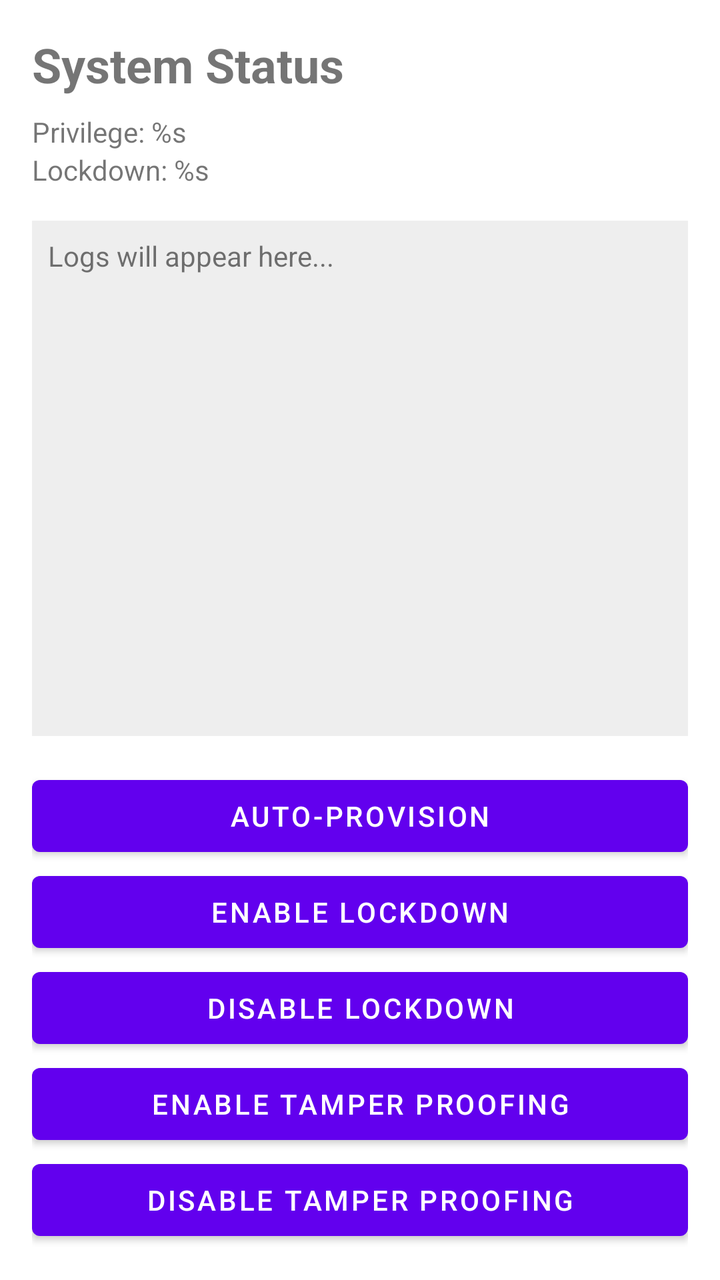
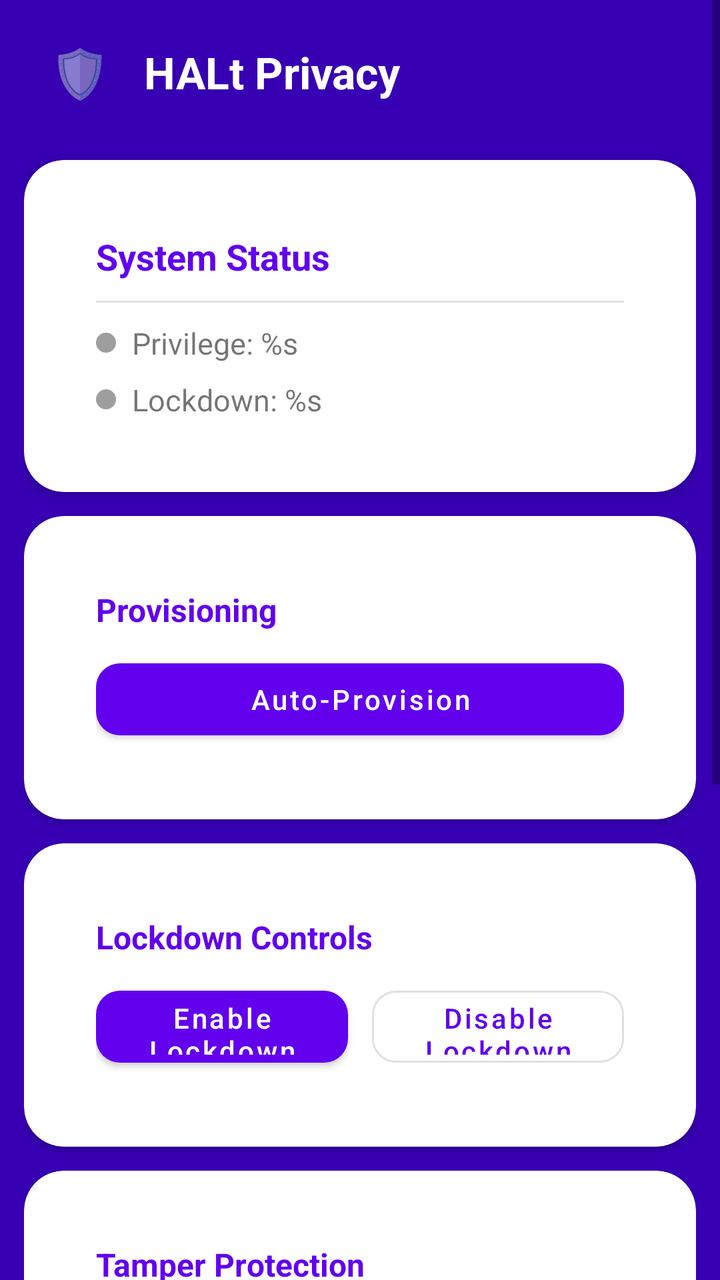

Before-and-after screenshots of an Android layout around one commit, followed by the original layout XML and the change that was made.
<!-- AndroidManifest.xml: application theme Theme.HALtPrivacy -->
<!-- res/layout/activity_main.xml -->
<?xml version="1.0" encoding="utf-8"?>
<LinearLayout xmlns:android="http://schemas.android.com/apk/res/android"
    android:layout_width="match_parent"
    android:layout_height="match_parent"
    android:orientation="vertical"
    android:padding="16dp">

    <TextView
        android:id="@+id/status_title"
        android:layout_width="wrap_content"
        android:layout_height="wrap_content"
        android:text="@string/system_status"
        android:textSize="24sp"
        android:textStyle="bold" />

    <TextView
        android:id="@+id/privilege_level"
        android:layout_width="wrap_content"
        android:layout_height="wrap_content"
        android:layout_marginTop="8dp"
        android:text="@string/privilege_label" />

    <TextView
        android:id="@+id/lockdown_status"
        android:layout_width="wrap_content"
        android:layout_height="wrap_content"
        android:text="@string/lockdown_label" />

    <TextView
        android:id="@+id/message_log"
        android:layout_width="match_parent"
        android:layout_height="0dp"
        android:layout_marginTop="16dp"
        android:layout_weight="1"
        android:background="#EEEEEE"
        android:padding="8dp"
        android:text="@string/logs_placeholder" />

    <Button
        android:id="@+id/btn_provision"
        android:layout_width="match_parent"
        android:layout_height="wrap_content"
        android:layout_marginTop="16dp"
        android:text="@string/btn_provision" />

    <Button
        android:id="@+id/btn_enable"
        android:layout_width="match_parent"
        android:layout_height="wrap_content"
        android:text="@string/btn_enable" />

    <Button
        android:id="@+id/btn_disable"
        android:layout_width="match_parent"
        android:layout_height="wrap_content"
        android:text="@string/btn_disable" />

    <Button
        android:id="@+id/btn_tamper_on"
        android:layout_width="match_parent"
        android:layout_height="wrap_content"
        android:text="@string/btn_tamper_on" />

    <Button
        android:id="@+id/btn_tamper_off"
        android:layout_width="match_parent"
        android:layout_height="wrap_content"
        android:text="@string/btn_tamper_off" />

</LinearLayout>
<!-- resources referenced by this layout -->
<resources>
  <string name="btn_disable">Disable Lockdown</string>
  <string name="btn_enable">Enable Lockdown</string>
  <string name="btn_provision">Auto-Provision</string>
  <string name="btn_tamper_off">Disable Tamper Proofing</string>
  <string name="btn_tamper_on">Enable Tamper Proofing</string>
  <string name="lockdown_label">Lockdown: %s</string>
  <string name="logs_placeholder">Logs will appear here...</string>
  <string name="privilege_label">Privilege: %s</string>
  <string name="system_status">System Status</string>
  <style name="Theme.HALtPrivacy" parent="Theme.MaterialComponents.DayNight.DarkActionBar">
          
          <item name="colorPrimary">@color/purple_500</item>
          <item name="colorPrimaryVariant">@color/purple_700</item>
          <item name="colorOnPrimary">@color/white</item>
          
          <item name="colorSecondary">@color/teal_200</item>
          <item name="colorSecondaryVariant">@color/teal_700</item>
          <item name="colorOnSecondary">@color/black</item>
          
          <item name="android:statusBarColor">?attr/colorPrimaryVariant</item>
          
      </style>
  <color name="purple_500">#FF6200EE</color>
  <color name="purple_700">#FF3700B3</color>
  <color name="white">#FFFFFFFF</color>
  <color name="teal_200">#FF03DAC5</color>
  <color name="teal_700">#FF018786</color>
  <color name="black">#FF000000</color>
</resources>

<!-- the commit's change to res/layout/activity_main.xml (unified diff, before → after) -->
@@ -1,70 +1,313 @@
 <?xml version="1.0" encoding="utf-8"?>
-<LinearLayout xmlns:android="http://schemas.android.com/apk/res/android"
+<ScrollView xmlns:android="http://schemas.android.com/apk/res/android"
+    xmlns:app="http://schemas.android.com/apk/res-auto"
     android:layout_width="match_parent"
     android:layout_height="match_parent"
-    android:orientation="vertical"
-    android:padding="16dp">
-
-    <TextView
-        android:id="@+id/status_title"
-        android:layout_width="wrap_content"
-        android:layout_height="wrap_content"
-        android:text="@string/system_status"
-        android:textSize="24sp"
-        android:textStyle="bold" />
-
-    <TextView
-        android:id="@+id/privilege_level"
-        android:layout_width="wrap_content"
-        android:layout_height="wrap_content"
-        android:layout_marginTop="8dp"
-        android:text="@string/privilege_label" />
-
-    <TextView
-        android:id="@+id/lockdown_status"
-        android:layout_width="wrap_content"
-        android:layout_height="wrap_content"
-        android:text="@string/lockdown_label" />
-
-    <TextView
-        android:id="@+id/message_log"
-        android:layout_width="match_parent"
-        android:layout_height="0dp"
-        android:layout_marginTop="16dp"
-        android:layout_weight="1"
-        android:background="#EEEEEE"
-        android:padding="8dp"
-        android:text="@string/logs_placeholder" />
-
-    <Button
-        android:id="@+id/btn_provision"
+    android:background="?attr/colorPrimaryVariant"
+    android:fillViewport="true">
+
+    <LinearLayout
         android:layout_width="match_parent"
         android:layout_height="wrap_content"
-        android:layout_marginTop="16dp"
-        android:text="@string/btn_provision" />
-
-    <Button
-        android:id="@+id/btn_enable"
-        android:layout_width="match_parent"
-        android:layout_height="wrap_content"
-        android:text="@string/btn_enable" />
-
-    <Button
-        android:id="@+id/btn_disable"
-        android:layout_width="match_parent"
-        android:layout_height="wrap_content"
-        android:text="@string/btn_disable" />
-
-    <Button
-        android:id="@+id/btn_tamper_on"
-        android:layout_width="match_parent"
-        android:layout_height="wrap_content"
-        android:text="@string/btn_tamper_on" />
-
-    <Button
-        android:id="@+id/btn_tamper_off"
-        android:layout_width="match_parent"
-        android:layout_height="wrap_content"
-        android:text="@string/btn_tamper_off" />
-
-</LinearLayout>
+        android:orientation="vertical"
+        android:padding="@dimen/card_margin"
+        android:animateLayoutChanges="true">
+
+        <LinearLayout
+            android:layout_width="wrap_content"
+            android:layout_height="wrap_content"
+            android:orientation="horizontal"
+            android:layout_marginStart="4dp"
+            android:layout_marginBottom="@dimen/section_spacing"
+            android:gravity="center_vertical">
+
+            <TextView
+                android:layout_width="48dp"
+                android:layout_height="48dp"
+                android:gravity="center"
+                android:text="🛡️"
+                android:textSize="24sp" />
+
+            <LinearLayout
+                android:layout_width="wrap_content"
+                android:layout_height="wrap_content"
+                android:orientation="vertical"
+                android:layout_marginStart="8dp">
+
+                <TextView
+                    android:layout_width="wrap_content"
+                    android:layout_height="wrap_content"
+                    android:text="@string/app_name"
+                    android:textColor="@color/white"
+                    android:textSize="22sp"
+                    android:textStyle="bold" />
+
+            </LinearLayout>
+
+        </LinearLayout>
+
+        <com.google.android.material.card.MaterialCardView
+            android:layout_width="match_parent"
+            android:layout_height="wrap_content"
+            android:layout_marginBottom="12dp"
+            app:cardCornerRadius="@dimen/card_corner_radius"
+            app:cardElevation="4dp">
+
+            <LinearLayout
+                android:layout_width="match_parent"
+                android:layout_height="wrap_content"
+                android:orientation="vertical"
+                android:padding="@dimen/card_padding">
+
+                <TextView
+                    android:layout_width="wrap_content"
+                    android:layout_height="wrap_content"
+                    android:text="@string/system_status"
+                    android:textSize="18sp"
+                    android:textStyle="bold"
+                    android:textColor="?attr/colorPrimary" />
+
+                <View
+                    android:layout_width="match_parent"
+                    android:layout_height="1dp"
+                    android:background="@color/divider"
+                    android:layout_marginVertical="10dp" />
+
+                <LinearLayout
+                    android:layout_width="match_parent"
+                    android:layout_height="wrap_content"
+                    android:orientation="horizontal"
+                    android:gravity="center_vertical">
+
+                    <ImageView
+                        android:id="@+id/status_privilege_dot"
+                        android:layout_width="@dimen/status_dot_size"
+                        android:layout_height="@dimen/status_dot_size"
+                        android:src="@drawable/status_dot_inactive"
+                        android:layout_marginEnd="8dp" />
+
+                    <TextView
+                        android:id="@+id/privilege_level"
+                        android:layout_width="wrap_content"
+                        android:layout_height="wrap_content"
+                        android:text="@string/privilege_label"
+                        android:textSize="15sp" />
+
+                </LinearLayout>
+
+                <LinearLayout
+                    android:layout_width="match_parent"
+                    android:layout_height="wrap_content"
+                    android:orientation="horizontal"
+                    android:gravity="center_vertical"
+                    android:layout_marginTop="8dp">
+
+                    <ImageView
+                        android:id="@+id/status_lockdown_dot"
+                        android:layout_width="@dimen/status_dot_size"
+                        android:layout_height="@dimen/status_dot_size"
+                        android:src="@drawable/status_dot_inactive"
+                        android:layout_marginEnd="8dp" />
+
+                    <TextView
+                        android:id="@+id/lockdown_status"
+                        android:layout_width="wrap_content"
+                        android:layout_height="wrap_content"
+                        android:text="@string/lockdown_label"
+                        android:textSize="15sp" />
+
+                </LinearLayout>
+
+            </LinearLayout>
+
+        </com.google.android.material.card.MaterialCardView>
+
+        <com.google.android.material.card.MaterialCardView
+            android:layout_width="match_parent"
+            android:layout_height="wrap_content"
+            android:layout_marginBottom="12dp"
+            app:cardCornerRadius="@dimen/card_corner_radius"
+            app:cardElevation="2dp">
+
+            <LinearLayout
+                android:layout_width="match_parent"
+                android:layout_height="wrap_content"
+                android:orientation="vertical"
+                android:padding="@dimen/card_padding">
+
+                <TextView
+                    android:layout_width="wrap_content"
+                    android:layout_height="wrap_content"
+                    android:text="Provisioning"
+                    android:textSize="16sp"
+                    android:textStyle="bold"
+                    android:textColor="?attr/colorPrimary" />
+
+                <com.google.android.material.button.MaterialButton
+                    android:id="@+id/btn_provision"
+                    android:layout_width="match_parent"
+                    android:layout_height="48dp"
+                    android:layout_marginTop="10dp"
+                    android:text="@string/btn_provision"
+                    app:cornerRadius="@dimen/button_corner_radius"
+                    android:textAllCaps="false" />
+
+            </LinearLayout>
+
+        </com.google.android.material.card.MaterialCardView>
+
+        <com.google.android.material.card.MaterialCardView
+            android:layout_width="match_parent"
+            android:layout_height="wrap_content"
+            android:layout_marginBottom="12dp"
+            app:cardCornerRadius="@dimen/card_corner_radius"
+            app:cardElevation="2dp">
+
+            <LinearLayout
+                android:layout_width="match_parent"
+                android:layout_height="wrap_content"
+                android:orientation="vertical"
+                android:padding="@dimen/card_padding">
+
+                <TextView
+                    android:layout_width="wrap_content"
+                    android:layout_height="wrap_content"
+                    android:text="Lockdown Controls"
+                    android:textSize="16sp"
+                    android:textStyle="bold"
+                    android:textColor="?attr/colorPrimary" />
+
+                <LinearLayout
+                    android:layout_width="match_parent"
+                    android:layout_height="wrap_content"
+                    android:orientation="horizontal"
+                    android:layout_marginTop="10dp"
+                    android:weightSum="2">
+
+                    <com.google.android.material.button.MaterialButton
+                        android:id="@+id/btn_enable"
+                        android:layout_width="0dp"
+                        android:layout_height="48dp"
+                        android:layout_weight="1"
+                        android:layout_marginEnd="6dp"
+                        android:text="@string/btn_enable"
+                        app:cornerRadius="@dimen/button_corner_radius"
+                        android:textAllCaps="false" />
+
+                    <com.google.android.material.button.MaterialButton
+                        android:id="@+id/btn_disable"
+                        android:layout_width="0dp"
+                        android:layout_height="48dp"
+                        android:layout_weight="1"
+                        android:layout_marginStart="6dp"
+                        style="@style/Widget.MaterialComponents.Button.OutlinedButton"
+                        app:cornerRadius="@dimen/button_corner_radius"
+                        android:text="@string/btn_disable"
+                        android:textAllCaps="false" />
+
+                </LinearLayout>
+
+            </LinearLayout>
+
+        </com.google.android.material.card.MaterialCardView>
+
+        <com.google.android.material.card.MaterialCardView
+            android:layout_width="match_parent"
+            android:layout_height="wrap_content"
+            android:layout_marginBottom="12dp"
+            app:cardCornerRadius="@dimen/card_corner_radius"
+            app:cardElevation="2dp">
+
+            <LinearLayout
+                android:layout_width="match_parent"
+                android:layout_height="wrap_content"
+                android:orientation="vertical"
+                android:padding="@dimen/card_padding">
+
+                <TextView
+                    android:layout_width="wrap_content"
+                    android:layout_height="wrap_content"
+                    android:text="Tamper Protection"
+                    android:textSize="16sp"
+                    android:textStyle="bold"
+                    android:textColor="?attr/colorPrimary" />
+
+                <LinearLayout
+                    android:layout_width="match_parent"
+                    android:layout_height="wrap_content"
+                    android:orientation="horizontal"
+                    android:layout_marginTop="10dp"
+                    android:weightSum="2">
+
+                    <com.google.android.material.button.MaterialButton
+                        android:id="@+id/btn_tamper_on"
+                        android:layout_width="0dp"
+                        android:layout_height="48dp"
+                        android:layout_weight="1"
+                        android:layout_marginEnd="6dp"
+                        android:text="@string/btn_tamper_on"
+                        app:cornerRadius="@dimen/button_corner_radius"
+                        android:textAllCaps="false" />
+
+                    <com.google.android.material.button.MaterialButton
+                        android:id="@+id/btn_tamper_off"
+                        android:layout_width="0dp"
+                        android:layout_height="48dp"
+                        android:layout_weight="1"
+                        android:layout_marginStart="6dp"
+                        style="@style/Widget.MaterialComponents.Button.OutlinedButton"
+                        app:cornerRadius="@dimen/button_corner_radius"
+                        android:text="@string/btn_tamper_off"
+                        android:textAllCaps="false" />
+
+                </LinearLayout>
+
+            </LinearLayout>
+
+        </com.google.android.material.card.MaterialCardView>
+
+        <com.google.android.material.card.MaterialCardView
+            android:layout_width="match_parent"
+            android:layout_height="wrap_content"
+            android:layout_marginBottom="12dp"
+            app:cardCornerRadius="@dimen/card_corner_radius"
+            app:cardElevation="2dp">
+
+            <LinearLayout
+                android:layout_width="match_parent"
+                android:layout_height="wrap_content"
+                android:orientation="vertical"
+                android:padding="@dimen/card_padding">
+
+                <TextView
+                    android:layout_width="wrap_content"
+                    android:layout_height="wrap_content"
+                    android:text="Event Log"
+                    android:textSize="16sp"
+                    android:textStyle="bold"
+                    android:textColor="?attr/colorPrimary" />
+
+                <View
+                    android:layout_width="match_parent"
+                    android:layout_height="1dp"
+                    android:background="@color/divider"
+                    android:layout_marginVertical="8dp" />
+
+                <TextView
+                    android:id="@+id/message_log"
+                    android:layout_width="match_parent"
+                    android:layout_height="160dp"
+                    android:background="#F5F5F5"
+                    android:padding="10dp"
+                    android:text="@string/logs_placeholder"
+                    android:textSize="13sp"
+                    android:fontFamily="monospace"
+                    android:scrollbars="vertical" />
+
+            </LinearLayout>
+
+        </com.google.android.material.card.MaterialCardView>
+
+    </LinearLayout>
+
+</ScrollView>
<!-- resource entries referenced after the edit -->
@@ -1,5 +1,6 @@
 <!-- resources referenced by this layout -->
 <resources>
+  <color name="divider">#1F000000</color>
   <string name="btn_disable">Disable Lockdown</string>
   <string name="btn_enable">Enable Lockdown</string>
   <string name="btn_provision">Auto-Provision</string>
@@ -10,23 +11,43 @@
   <string name="privilege_label">Privilege: %s</string>
   <string name="system_status">System Status</string>
   <style name="Theme.HALtPrivacy" parent="Theme.MaterialComponents.DayNight.DarkActionBar">
-          
           <item name="colorPrimary">@color/purple_500</item>
           <item name="colorPrimaryVariant">@color/purple_700</item>
           <item name="colorOnPrimary">@color/white</item>
-          
           <item name="colorSecondary">@color/teal_200</item>
           <item name="colorSecondaryVariant">@color/teal_700</item>
           <item name="colorOnSecondary">@color/black</item>
-          
+  
           <item name="android:statusBarColor">?attr/colorPrimaryVariant</item>
-          
+  
+          <item name="materialCardViewStyle">@style/Widget.HALtPrivacy.Card</item>
       </style>
   <color name="purple_500">#FF6200EE</color>
   <color name="purple_700">#FF3700B3</color>
   <color name="white">#FFFFFFFF</color>
+  <dimen name="button_corner_radius">12dp</dimen>
+  <dimen name="card_corner_radius">20dp</dimen>
+  <dimen name="card_margin">12dp</dimen>
+  <dimen name="card_padding">18dp</dimen>
+  <dimen name="section_spacing">20dp</dimen>
+  <dimen name="status_dot_size">10dp</dimen>
+  <!-- drawable status_dot_inactive (drawable) -->
+  <?xml version="1.0" encoding="utf-8"?>
+  <shape xmlns:android="http://schemas.android.com/apk/res/android" android:shape="oval">
+      <solid android:color="#9E9E9E" />
+      <size android:width="10dp" android:height="10dp" />
+  </shape>
+  <string name="app_name">HALt Privacy</string>
   <color name="teal_200">#FF03DAC5</color>
   <color name="teal_700">#FF018786</color>
   <color name="black">#FF000000</color>
+  <style name="Widget.HALtPrivacy.Card" parent="Widget.MaterialComponents.CardView">
+          <item name="cardCornerRadius">@dimen/card_corner_radius</item>
+          <item name="cardElevation">3dp</item>
+          <item name="cardBackgroundColor">@color/card_light</item>
+          <item name="strokeWidth">0dp</item>
+          <item name="contentPadding">@dimen/card_padding</item>
+      </style>
+  <color name="card_light">#FFFFFFFF</color>
 </resources>
 
